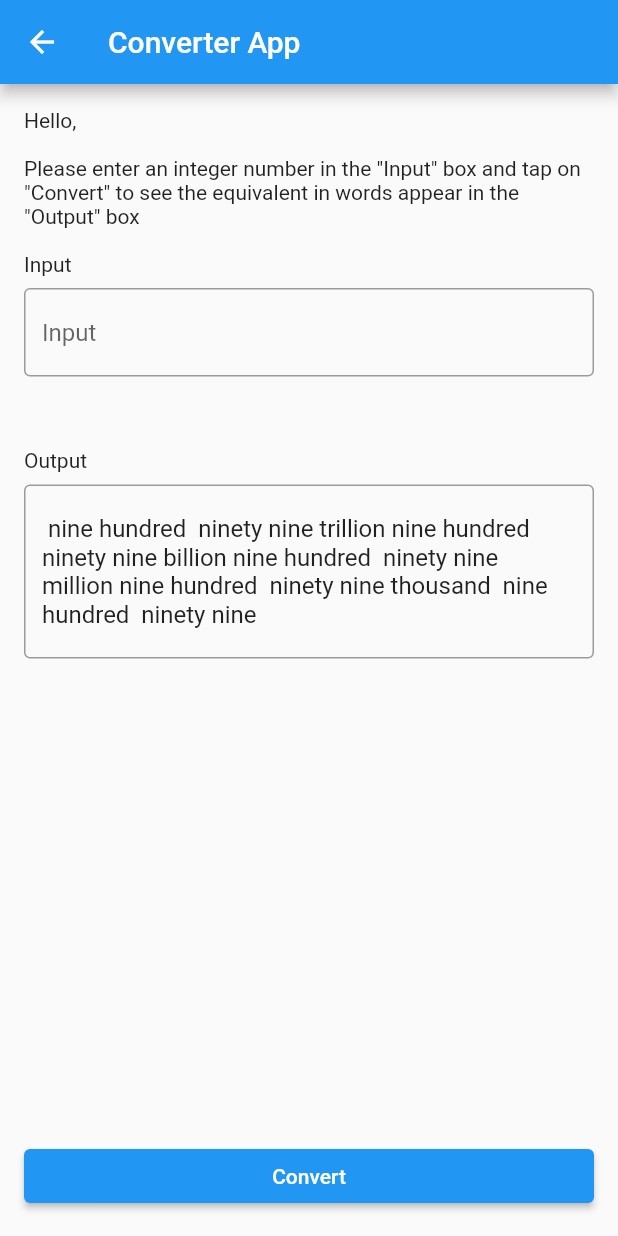
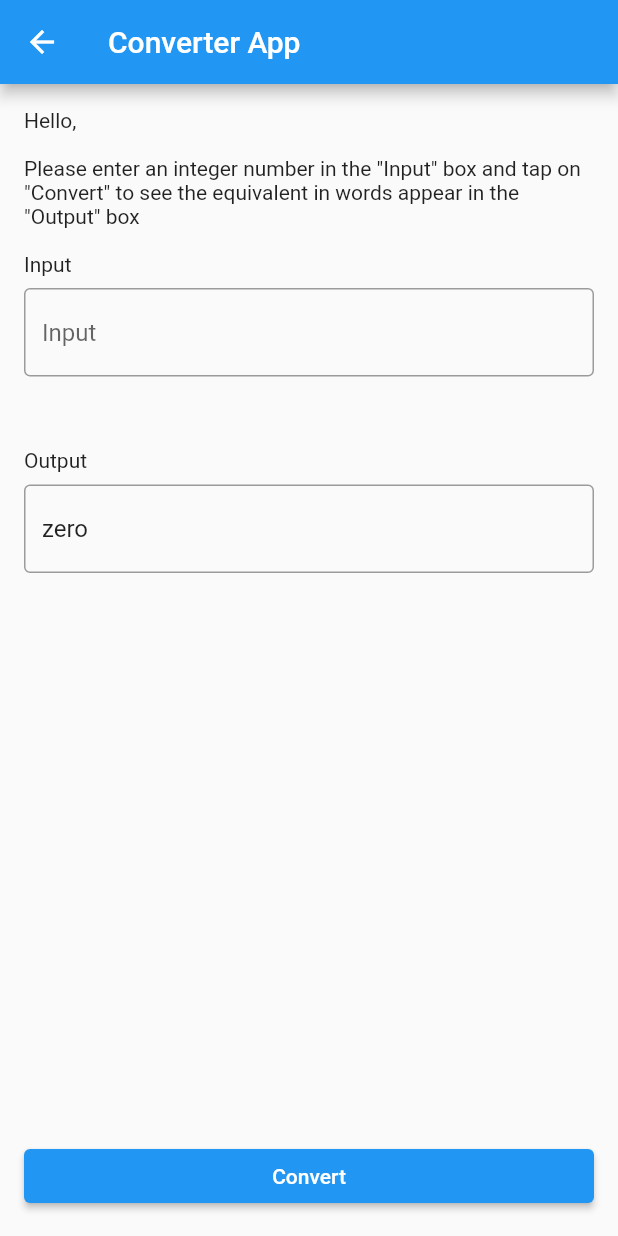
Before and after one commit to LittleFireflies/test_gluon, a Flutter app: the ConverterPage screen opened directly with empty values, after a tap on "Convert", on a phone screen of 412 x 824 dp. Run offline on Flutter 3.47's test engine with Material 2 defaults, Android fonts, the phone set to English and light mode, and no system bars.

```diff
--- a/lib/converter_page.dart
+++ b/lib/converter_page.dart
@@ -7,6 +7,7 @@ class ConverterPage extends StatelessWidget {
 
   final _inputFieldKey = GlobalKey<FormFieldState>();
   final _outputFieldKey = GlobalKey<FormFieldState>();
+  final _inputController = TextEditingController();
   final _outputController = TextEditingController();
 
   ConverterPage({Key? key, required this.username}) : super(key: key);
@@ -22,6 +23,11 @@ class ConverterPage extends StatelessWidget {
         child: Column(
           crossAxisAlignment: CrossAxisAlignment.stretch,
           children: [
+            Expanded(
+              child: SingleChildScrollView(
+                child: Column(
+                  crossAxisAlignment: CrossAxisAlignment.stretch,
+                  children: [
                     Text('Hello, $username'),
                     const SizedBox(height: 16),
                     const Text(
@@ -30,6 +36,7 @@ class ConverterPage extends StatelessWidget {
                     CustomTextField(
                       labelText: 'Input',
                       formFieldKey: _inputFieldKey,
+                      controller: _inputController,
                       keyboardType: const TextInputType.numberWithOptions(
                         decimal: true,
                         signed: true,
@@ -42,10 +49,14 @@ class ConverterPage extends StatelessWidget {
                       controller: _outputController,
                       isReadOnly: true,
                     ),
-            const Spacer(),
+                  ],
+                ),
+              ),
+            ),
             ElevatedButton(
               onPressed: () {
-                final output = NumberToWordsConverter.convert(999999999999999);
+                int inputNumber = int.tryParse(_inputController.text) ?? 0;
+                final output = NumberToWordsConverter.convert(inputNumber);
                 _outputController.text = output;
               },
               child: const Text('Convert'),
--- a/lib/utils/number_to_words_converter.dart
+++ b/lib/utils/number_to_words_converter.dart
@@ -39,15 +39,17 @@ class NumberToWordsConverter {
 
     String thousandsString;
     thousandsString = _convertLessThanOneThousand(thousands);
+    result = result + thousandsString;
 
-    return result + thousandsString;
+    // remove extra spaces
+    return result.replaceAll(RegExp('\\s+'), " ").trim();
   }
 
   static String _getTrillions(int trillions) {
     if (trillions == 0) {
       return '';
     } else {
-      return '${_convertLessThanOneThousand(trillions)} $trillion';
+      return '${_convertLessThanOneThousand(trillions)} $trillion ';
     }
   }
 
@@ -55,7 +57,7 @@ class NumberToWordsConverter {
     if (billions == 0) {
       return '';
     } else {
-      return '${_convertLessThanOneThousand(billions)} $billion';
+      return '${_convertLessThanOneThousand(billions)} $billion ';
     }
   }
 
@@ -63,7 +65,7 @@ class NumberToWordsConverter {
     if (millions == 0) {
       return '';
     } else {
-      return '${_convertLessThanOneThousand(millions)} $million';
+      return '${_convertLessThanOneThousand(millions)} $million ';
     }
   }
 
@@ -93,6 +95,6 @@ class NumberToWordsConverter {
       return soFar;
     }
 
-    return '${numNames[number]} $hundred $soFar';
+    return '${numNames[number]} $hundred$soFar';
   }
 }
```
Lines whose indentation alone changed are shown as unchanged.
